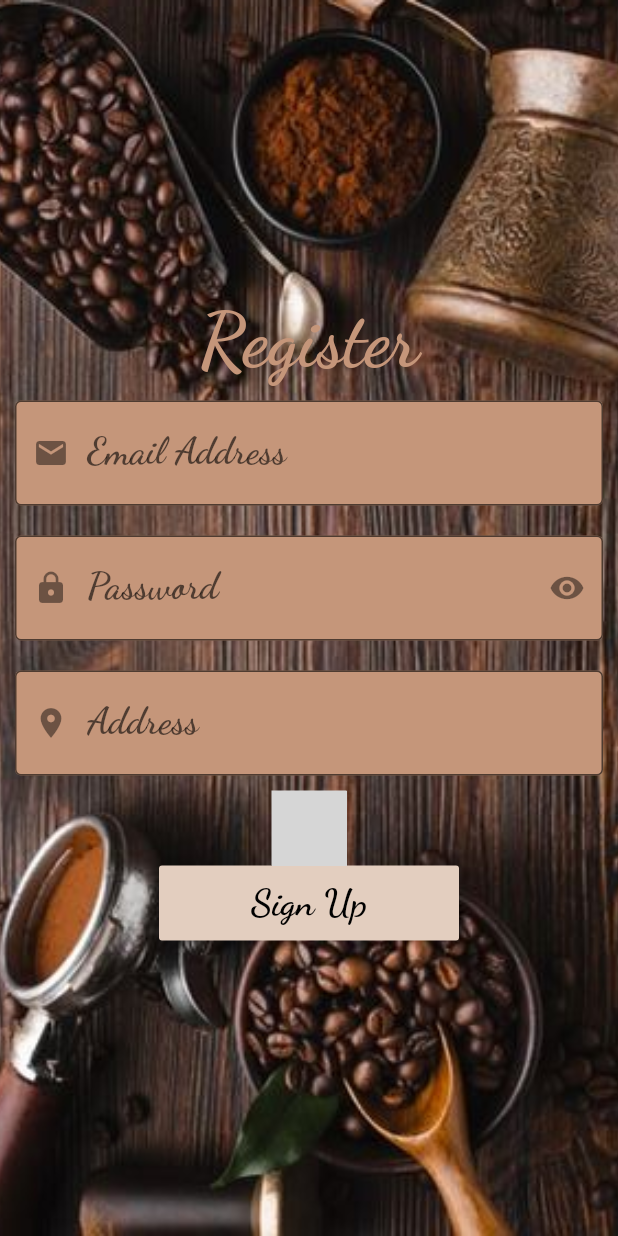
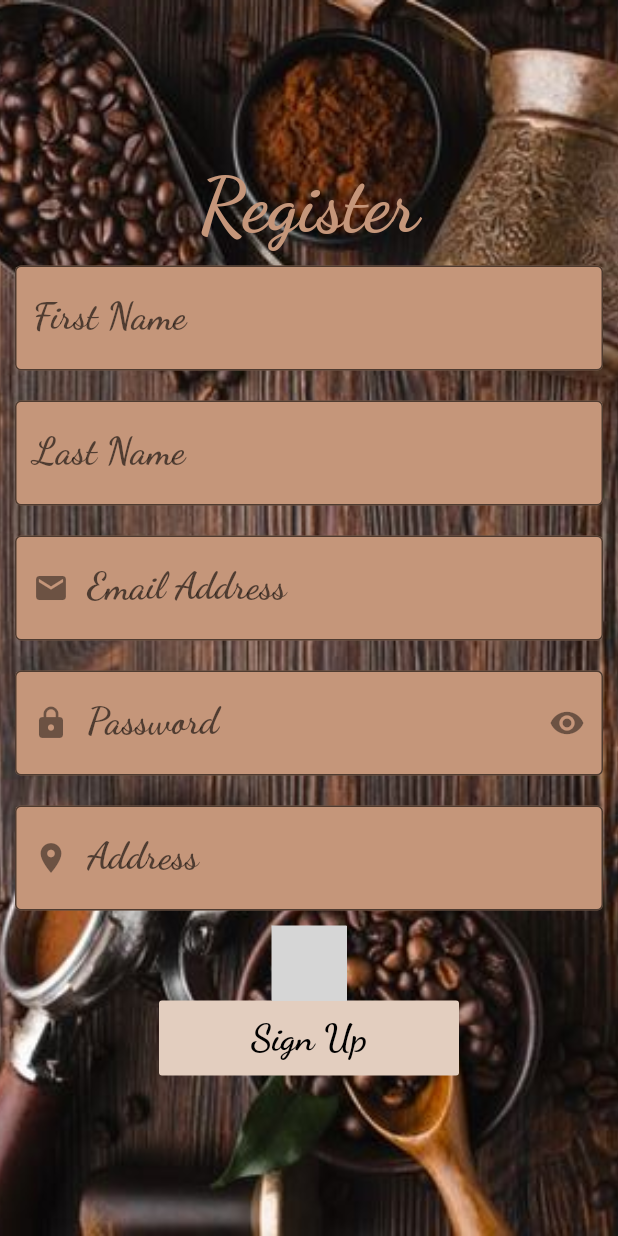
Before and after one commit to mariammahmoud18/CoffeeShop, a Flutter app: the RegistrationScreen screen opened by its route, on a phone screen of 412 x 824 dp. Run offline on Flutter 3.47's test engine with Material 2 defaults, Android fonts, the phone set to English and light mode, and no system bars; our stand-ins replace animated_splash_screen, google_fonts; missing offline and left inert: dart:js, gender_picker; grey boxes are pictures that could not be loaded.

Commit message:
reg screen

```diff
--- a/lib/Properities/Classes.dart
+++ b/lib/Properities/Classes.dart
@@ -80,7 +80,7 @@ if(emailController.text.isNotEmpty & passwordController.text.isNotEmpty )
 
 ValidateRegister()
 {
-if(passwordController2.text.isNotEmpty & passwordController2.text.isNotEmpty & addresstController.text.isNotEmpty  )
+if(passwordController2.text.isNotEmpty & passwordController2.text.isNotEmpty & addresstController.text.isNotEmpty )
   {return true;}
 }
 
--- a/lib/Screens/RegistrationScreen.dart
+++ b/lib/Screens/RegistrationScreen.dart
@@ -34,6 +34,49 @@ class RegistrationScreen extends StatelessWidget {
                         color: nodeColor,
                         fontSize: 50,
                       ),
+                      Container(
+                        padding: EdgeInsets.all(10.0),
+                        decoration: BoxDecoration(
+                            borderRadius: BorderRadius.circular(50)),
+                        child: TextFormField(
+                          controller: passwordController2,
+                          style: GoogleFonts.dancingScript(
+                              textStyle: TextStyle(color: Colors.black),
+                              fontSize: 25,
+                              fontWeight: FontWeight.bold),
+                          textAlign: TextAlign.start,
+                          obscureText: true,
+                          decoration: InputDecoration(
+                            filled: true,
+                            fillColor: nodeColor,
+                            labelText: "First Name",
+                            border: OutlineInputBorder(),
+                          ),
+                        ),
+                      ),
+
+                      Container(
+                        padding: EdgeInsets.all(10.0),
+                        decoration: BoxDecoration(
+                            borderRadius: BorderRadius.circular(50)),
+                        child: TextFormField(
+                          controller: passwordController2,
+                          style: GoogleFonts.dancingScript(
+                              textStyle: TextStyle(color: Colors.black),
+                              fontSize: 25,
+                              fontWeight: FontWeight.bold),
+                          textAlign: TextAlign.start,
+                          obscureText: true,
+                          decoration: InputDecoration(
+                            filled: true,
+                            fillColor: nodeColor,
+                            labelText: "Last Name",
+
+                            border: OutlineInputBorder(),
+                          ),
+                        ),
+                      ),
+
                       Container(
                         padding: EdgeInsets.all(10.0),
                         decoration: BoxDecoration(
```
